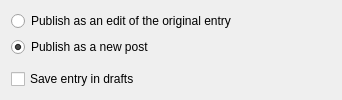
Above: blogilo/src/ui/sendtoblogbase.ui from KDE/kdepim before the change. Below: the same form after it.
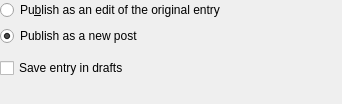
That is the form after the change. Custom widgets are drawn as their Qt base class.

Commit message: Remove margin in ui file too

The edit to the form file:
```diff
--- a/blogilo/src/ui/sendtoblogbase.ui
+++ b/blogilo/src/ui/sendtoblogbase.ui
@@ -1,19 +1,31 @@
 <ui version="4.0" >
  <class>SendToBlogBase</class>
- <widget class="QWidget" name="SendToBlogBase" >
-  <property name="geometry" >
+ <widget class="QWidget" name="SendToBlogBase">
+  <property name="geometry">
    <rect>
     <x>0</x>
     <y>0</y>
     <width>342</width>
-    <height>100</height>
+    <height>104</height>
    </rect>
   </property>
-  <layout class="QVBoxLayout" name="verticalLayout" >
+  <layout class="QVBoxLayout" name="verticalLayout">
+   <property name="leftMargin">
+    <number>0</number>
+   </property>
+   <property name="topMargin">
+    <number>0</number>
+   </property>
+   <property name="rightMargin">
+    <number>0</number>
+   </property>
+   <property name="bottomMargin">
+    <number>0</number>
+   </property>
    <item>
-    <widget class="QRadioButton" name="pubAsModify" >
-     <property name="text" >
-      <string>Publish as an edit of the original entry</string>
+    <widget class="QRadioButton" name="pubAsModify">
+     <property name="text">
+      <string>Pu&amp;blish as an edit of the original entry</string>
      </property>
     </widget>
    </item>
```
Left out of the diff: 21 changed lines with no effect on the pictures. The commit also changes 4 other files.
